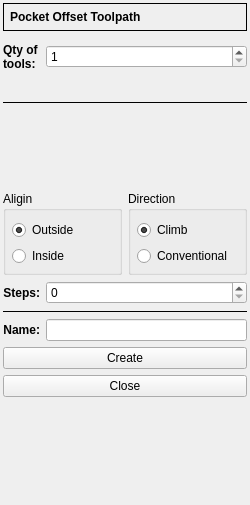
First picture: the form in G2G/forms/pocketoffsetform.ui, repository XRay3D/GERBER_X3, before the edit.
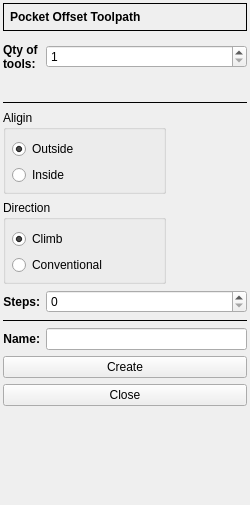
Second picture: the form after the edit. Icons and pictures are not drawn. Custom widgets are drawn as their Qt base class.

The edit to the form file:
```diff
--- a/G2G/forms/pocketoffsetform.ui
+++ b/G2G/forms/pocketoffsetform.ui
@@ -97,7 +97,7 @@
    </item>
    <item row="8" column="0" colspan="2">
     <layout class="QGridLayout" name="gridLayout">
-     <item row="2" column="0">
+     <item row="1" column="0">
       <widget class="QGroupBox" name="groupBox_4">
        <property name="enabled">
         <bool>true</bool>
@@ -144,7 +144,7 @@
        </layout>
       </widget>
      </item>
-     <item row="2" column="1">
+     <item row="2" column="0">
       <widget class="QGroupBox" name="groupBox_2">
        <property name="enabled">
         <bool>true</bool>
@@ -191,11 +191,17 @@
        </layout>
       </widget>
      </item>
-     <item row="1" column="0" colspan="2">
+     <item row="1" column="1" rowspan="2">
       <widget class="QLabel" name="lblPixmap">
        <property name="enabled">
         <bool>true</bool>
        </property>
+       <property name="sizePolicy">
+        <sizepolicy hsizetype="Fixed" vsizetype="Preferred">
+         <horstretch>0</horstretch>
+         <verstretch>0</verstretch>
+        </sizepolicy>
+       </property>
        <property name="minimumSize">
         <size>
          <width>75</width>
```
